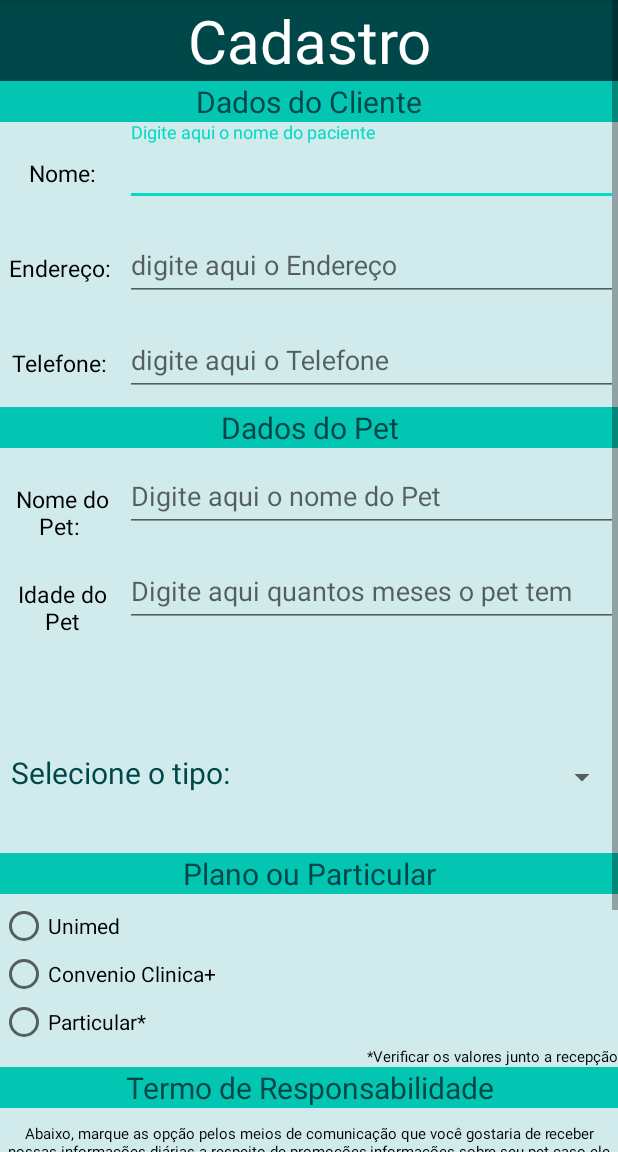
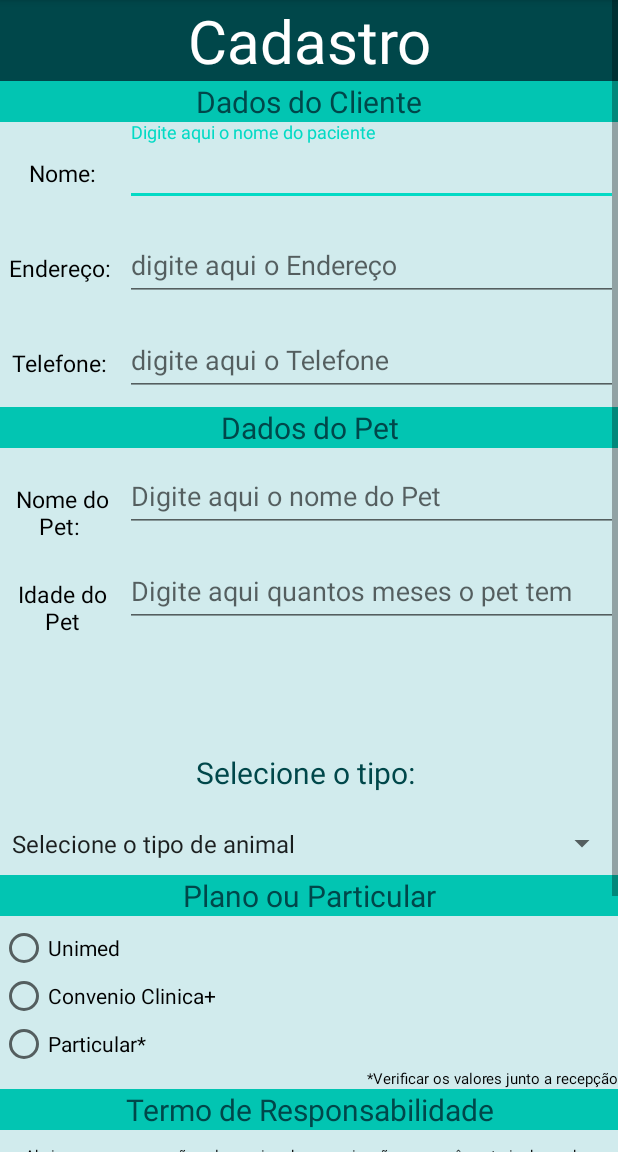
Before and after one commit to juniorcramos/Consultas-Clinica-Visao, an Android app: the screen it shows after launch (activity_cadastrar_cliente), after a tap on "CADASTRAR CLIENTE", on a phone screen of 412 x 824 dp, the part 84-1236 px from its top. Run offline under Robolectric (Android 15) with nearby library versions, the phone set to English and light mode, and no system bars.

Commit message:
Conclusão do spinner com os tipos de animais e a transição de telas funcionando.

```diff
--- a/app/src/main/java/junior/ramos/consultas/MainActivity.java
+++ b/app/src/main/java/junior/ramos/consultas/MainActivity.java
@@ -4,13 +4,13 @@ import android.content.Intent;
 import android.support.v7.app.AppCompatActivity;
 import android.os.Bundle;
 import android.view.View;
+import android.widget.ArrayAdapter;
 import android.widget.Button;
 import android.widget.Spinner;
 
 public class MainActivity extends AppCompatActivity {
 
-    private Button btCadastrarCliente,btVisualizarCadastros;
-    private Spinner spTipos;
+    private Button btCadastrarCliente, btVisualizarCadastros;
 
     @Override
     protected void onCreate(Bundle savedInstanceState) {
@@ -21,6 +21,7 @@ public class MainActivity extends AppCompatActivity {
         btCadastrarCliente = findViewById(R.id.btCadastrarCliente);
         btVisualizarCadastros = findViewById(R.id.btVisualizarCadastros);
 
+        //código para clicar no botão "cadastrar cliente" na tela principal e ir para a tela de cadastrar cliente
         btCadastrarCliente.setOnClickListener(new View.OnClickListener() {
             @Override
             public void onClick(View view) {
@@ -28,7 +29,7 @@ public class MainActivity extends AppCompatActivity {
                 startActivity(intent);
             }
         });
-
+        //código para clicar no botão "visualizar cadastros" na tela principal e ir para a tela de visualizar cadastros
         btVisualizarCadastros.setOnClickListener(new View.OnClickListener() {
             @Override
             public void onClick(View view) {
--- a/app/src/main/java/junior/ramos/consultas/activity_Visualizar_cadastro.java
+++ b/app/src/main/java/junior/ramos/consultas/activity_Visualizar_cadastro.java
@@ -15,7 +15,7 @@ public class activity_Visualizar_cadastro extends AppCompatActivity {
         setContentView(R.layout.activity_visualizar_cadastro);
 
         lvTipos = findViewById(R.id.lvCadastros);
-        btnAdicionar = findViewById(R.id.btAdicionar);
+        btnAdicionar = findViewById(R.id.salvarCadastro);
 
     }
 }
--- a/app/src/main/java/junior/ramos/consultas/activity_cadastrar_cliente.java
+++ b/app/src/main/java/junior/ramos/consultas/activity_cadastrar_cliente.java
@@ -5,6 +5,7 @@ import android.support.design.widget.TextInputLayout;
 import android.support.v7.app.AlertDialog;
 import android.support.v7.app.AppCompatActivity;
 import android.os.Bundle;
+import android.view.View;
 import android.widget.ArrayAdapter;
 import android.widget.Button;
 import android.widget.CheckBox;
@@ -12,6 +13,7 @@ import android.widget.EditText;
 import android.widget.ListView;
 import android.widget.Spinner;
 import android.widget.TextView;
+import android.widget.Toast;
 
 import org.w3c.dom.Text;
 
@@ -26,39 +28,16 @@ public class activity_cadastrar_cliente extends AppCompatActivity {
     private TextInputEditText entradaNomePet;
     private TextInputEditText entradaIdadePet;
 
-    private CheckBox checkBoxsms, checkBoxTelefone, checkBoxEmail;
-
     @Override
     protected void onCreate(Bundle savedInstanceState) {
         super.onCreate(savedInstanceState);
         setContentView(R.layout.activity_cadastrar_cliente);
 
-        // Entradas de dados por TextInputEditText
-        entradaNomeCliente = findViewById(R.id.entradaNomeCliente);
-        entradaEnderecoCliente = findViewById(R.id.entradaEnderecoCliente);
-        entradaTelefoneCliente = findViewById(R.id.entradaTelefoneCliente);
-        entradaNomePet = findViewById(R.id.entradaNomePet);
-        entradaIdadePet = findViewById(R.id.entradaIdadePet);
-
-        //CheckBox
-        checkBoxsms = findViewById(R.id.checkBoxSms);
-        checkBoxTelefone = findViewById(R.id.checkBoxTelefone);
-        checkBoxEmail = findViewById(R.id.checkBoxEmail);
+        //Inclusão dos códigos para exibir a lista de tipos de pets no Speaner.
+        spTipos = (Spinner) findViewById(R.id.spinnerTiposPet);
+        ArrayAdapter adapter = ArrayAdapter.createFromResource(this, R.array.selecionarTipoAnimal, android.R.layout.simple_spinner_item);//Passa o array para o speaner
+        spTipos.setAdapter(adapter);
     }
 
-    public void checkBoxTermo(){ //Verifica quais itens estão selecionados
-        boolean smsAtivado = checkBoxsms.isChecked(); // método que verifica se está marcado, se estiver, returna true.
-        boolean telefoneAtivado = checkBoxTelefone.isChecked();
-        boolean emailAtivado = checkBoxEmail.isChecked();
-    }
-    public void Cadastrar(){
-
-        checkBoxTermo();
-        String nomeCliente = entradaNomeCliente.getText().toString();
-        String enderecoCliente = entradaEnderecoCliente.getText().toString();
-        String telefoneCliente = entradaTelefoneCliente.getText().toString();
-        String nomePet = entradaNomePet.getText().toString();
-        int idadePet = entradaIdadePet.getTextAlignment();
-    }
 
 }
--- a/app/src/main/res/layout/activity_cadastrar_cliente.xml
+++ b/app/src/main/res/layout/activity_cadastrar_cliente.xml
@@ -219,11 +219,12 @@
 
                 <LinearLayout
                     android:layout_width="match_parent"
-                    android:layout_height="67dp">
+                    android:layout_height="82dp"
+                    android:orientation="vertical">
 
                     <TextView
                         android:id="@+id/textView3"
-                        android:layout_width="166dp"
+                        android:layout_width="match_parent"
                         android:layout_height="40dp"
                         android:text="Selecione o tipo: "
                         android:textAlignment="center"
@@ -231,12 +232,13 @@
                         android:textSize="20dp" />
 
                     <Spinner
-                        android:id="@+id/spTipos"
+                        android:id="@+id/spinnerTiposPet"
                         android:layout_width="match_parent"
-                        android:layout_height="34dp"
+                        android:layout_height="match_parent"
                         android:layout_gravity="center|start|center_horizontal|top"
                         android:dropDownSelector="@android:drawable/btn_dropdown"
-                        android:gravity="center" />
+                        android:gravity="center"
+                        tools:ignore="SpeakableTextPresentCheck" />
 
                 </LinearLayout>
 
@@ -343,13 +345,14 @@
                     android:textSize="20dp" />
 
                 <Button
-                    android:id="@+id/btAdicionar"
+                    android:id="@+id/salvarCadastro"
                     android:layout_width="match_parent"
                     android:layout_height="64dp"
                     android:background="@color/corDeFundoEscura"
-                    android:textSize="25dp"
+                    android:onClick="salvarCadastro"
                     android:text="SALVAR"
-                    android:textColor="@color/cardview_light_background" />
+                    android:textColor="@color/cardview_light_background"
+                    android:textSize="25dp" />
             </LinearLayout>
         </LinearLayout>
     </LinearLayout>
--- a/app/src/main/res/values/strings.xml
+++ b/app/src/main/res/values/strings.xml
@@ -108,4 +108,13 @@
     <string name="selecione_o_tipo">Selecione o tipo:</string>
     <string name="plano_ou_particular">Plano ou Particular</string>
     <string name="termo_de_responsabilidade">Termo de Responsabilidade</string>
+
+    <string-array name="selecionarTipoAnimal">
+        <item>Selecione o tipo de animal</item>
+        <item>Cães</item>
+        <item>Gatos</item>
+        <item>Aves</item>
+        <item>Répteis</item>
+        <item>Roedores</item>
+    </string-array>
 </resources>
```
Also changed, not shown: 1 other file.
